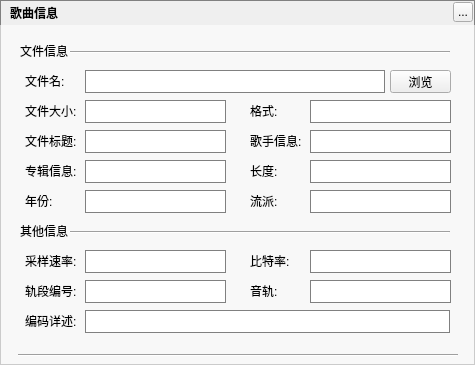
Old version of the form ui/toolsetswidget/musicfileinformationwidget.ui in the repository Greedysky/TTKMusicPlayer.
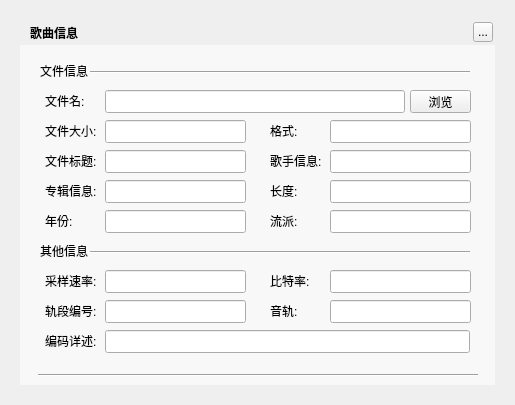
New version of the form.

Commit message: update the interface border shadow[125412]

What changed in the file:
```diff
--- a/ui/toolsetswidget/musicfileinformationwidget.ui
+++ b/ui/toolsetswidget/musicfileinformationwidget.ui
@@ -6,22 +6,18 @@
    <rect>
     <x>0</x>
     <y>0</y>
-    <width>475</width>
-    <height>365</height>
+    <width>515</width>
+    <height>405</height>
    </rect>
   </property>
   <property name="windowTitle">
    <string>MusicFileInformationWidget</string>
   </property>
-  <property name="styleSheet">
-   <string notr="true">#MusicFileInformationWidget{border:1px solid gray}
-QLineEdit{font-size:14px;color:#AAAAFF; font-weight:normal;border: 1px solid gray;}QLineEdit::hover{ border: 1px solid #AAAAFF;}</string>
-  </property>
   <widget class="QLabel" name="background">
    <property name="geometry">
     <rect>
-     <x>0</x>
-     <y>0</y>
+     <x>20</x>
+     <y>20</y>
      <width>475</width>
      <height>365</height>
     </rect>
@@ -33,8 +29,8 @@
   <widget class="QLabel" name="topTitleName">
    <property name="geometry">
     <rect>
-     <x>10</x>
-     <y>0</y>
+     <x>30</x>
+     <y>20</y>
      <width>100</width>
      <height>25</height>
     </rect>
@@ -49,8 +45,8 @@
   <widget class="QToolButton" name="topTitleCloseButton">
    <property name="geometry">
     <rect>
-     <x>453</x>
-     <y>2</y>
+     <x>473</x>
+     <y>22</y>
      <width>20</width>
      <height>20</height>
     </rect>
@@ -62,8 +58,8 @@
   <widget class="Line" name="line_2">
    <property name="geometry">
     <rect>
-     <x>70</x>
-     <y>50</y>
+     <x>90</x>
+     <y>70</y>
      <width>380</width>
      <height>5</height>
     </rect>
@@ -75,8 +71,8 @@
   <widget class="QLabel" name="label">
    <property name="geometry">
     <rect>
-     <x>20</x>
-     <y>45</y>
+     <x>40</x>
+     <y>65</y>
      <width>54</width>
      <height>12</height>
     </rect>
@@ -88,8 +84,8 @@
   <widget class="QLabel" name="label_2">
    <property name="geometry">
     <rect>
-     <x>25</x>
-     <y>75</y>
+     <x>45</x>
+     <y>95</y>
      <width>54</width>
      <height>12</height>
     </rect>
@@ -101,8 +97,8 @@
   <widget class="QLineEdit" name="filePathEdit">
    <property name="geometry">
     <rect>
-     <x>85</x>
-     <y>70</y>
+     <x>105</x>
+     <y>90</y>
      <width>300</width>
      <height>23</height>
     </rect>
@@ -117,8 +113,8 @@
   <widget class="QLabel" name="label_3">
    <property name="geometry">
     <rect>
-     <x>25</x>
-     <y>105</y>
+     <x>45</x>
+     <y>125</y>
      <width>54</width>
      <height>12</height>
     </rect>
@@ -130,8 +126,8 @@
   <widget class="QLineEdit" name="fileSizeEdit">
    <property name="geometry">
     <rect>
-     <x>85</x>
-     <y>100</y>
+     <x>105</x>
+     <y>120</y>
      <width>141</width>
      <height>23</height>
     </rect>
@@ -143,8 +139,8 @@
   <widget class="QPushButton" name="viewButton">
    <property name="geometry">
     <rect>
-     <x>390</x>
-     <y>70</y>
+     <x>410</x>
+     <y>90</y>
      <width>61</width>
      <height>23</height>
     </rect>
@@ -156,8 +152,8 @@
   <widget class="QLineEdit" name="fileFormatEdit">
    <property name="geometry">
     <rect>
-     <x>310</x>
-     <y>100</y>
+     <x>330</x>
+     <y>120</y>
      <width>141</width>
      <height>23</height>
     </rect>
@@ -169,8 +165,8 @@
   <widget class="QLabel" name="label_4">
    <property name="geometry">
     <rect>
-     <x>250</x>
-     <y>105</y>
+     <x>270</x>
+     <y>125</y>
      <width>54</width>
      <height>12</height>
     </rect>
@@ -182,8 +178,8 @@
   <widget class="QLabel" name="label_5">
    <property name="geometry">
     <rect>
-     <x>250</x>
-     <y>135</y>
+     <x>270</x>
+     <y>155</y>
      <width>54</width>
      <height>12</height>
     </rect>
@@ -195,8 +191,8 @@
   <widget class="QLineEdit" name="fileArtistEdit">
    <property name="geometry">
     <rect>
-     <x>310</x>
-     <y>130</y>
+     <x>330</x>
+     <y>150</y>
      <width>141</width>
      <height>23</height>
     </rect>
@@ -208,8 +204,8 @@
   <widget class="QLineEdit" name="fileTitleEdit">
    <property name="geometry">
     <rect>
-     <x>85</x>
-     <y>130</y>
+     <x>105</x>
+     <y>150</y>
      <width>141</width>
      <height>23</height>
     </rect>
@@ -221,8 +217,8 @@
   <widget class="QLabel" name="label_6">
    <property name="geometry">
     <rect>
-     <x>25</x>
-     <y>135</y>
+     <x>45</x>
+     <y>155</y>
      <width>54</width>
      <height>12</height>
     </rect>
@@ -234,8 +230,8 @@
   <widget class="QLabel" name="label_7">
    <property name="geometry">
     <rect>
-     <x>25</x>
-     <y>165</y>
+     <x>45</x>
+     <y>185</y>
      <width>54</width>
      <height>12</height>
     </rect>
@@ -247,8 +243,8 @@
   <widget class="QLineEdit" name="fileAlbumEdit">
    <property name="geometry">
     <rect>
-     <x>85</x>
-     <y>160</y>
+     <x>105</x>
+     <y>180</y>
      <width>141</width>
      <height>23</height>
     </rect>
@@ -260,8 +256,8 @@
   <widget class="QLabel" name="label_8">
    <property name="geometry">
     <rect>
-     <x>250</x>
-     <y>165</y>
+     <x>270</x>
+     <y>185</y>
      <width>54</width>
      <height>12</height>
     </rect>
@@ -273,8 +269,8 @@
   <widget class="QLineEdit" name="fileTimeEdit">
    <property name="geometry">
     <rect>
-     <x>310</x>
-     <y>160</y>
+     <x>330</x>
+     <y>180</y>
      <width>141</width>
      <height>23</height>
     </rect>
@@ -286,8 +282,8 @@
   <widget class="QLabel" name="label_9">
    <property name="geometry">
     <rect>
-     <x>250</x>
-     <y>195</y>
+     <x>270</x>
+     <y>215</y>
      <width>54</width>
      <height>12</height>
     </rect>
@@ -299,8 +295,8 @@
   <widget class="QLineEdit" name="fileGenreEdit">
    <property name="geometry">
     <rect>
-     <x>310</x>
-     <y>190</y>
+     <x>330</x>
+     <y>210</y>
      <width>141</width>
      <height>23</height>
     </rect>
@@ -312,8 +308,8 @@
   <widget class="QLabel" name="label_10">
    <property name="geometry">
     <rect>
-     <x>25</x>
-     <y>255</y>
+     <x>45</x>
+     <y>275</y>
      <width>54</width>
      <height>12</height>
     </rect>
@@ -325,8 +321,8 @@
   <widget class="QLabel" name="label_11">
    <property name="geometry">
     <rect>
-     <x>25</x>
-     <y>285</y>
+     <x>45</x>
+     <y>305</y>
      <width>54</width>
      <height>12</height>
     </rect>
@@ -338,8 +334,8 @@
   <widget class="QLineEdit" name="TrackNumEdit">
    <property name="geometry">
     <rect>
-     <x>85</x>
-     <y>280</y>
+     <x>105</x>
+     <y>300</y>
      <width>141</width>
      <height>23</height>
     </rect>
@@ -351,8 +347,8 @@
   <widget class="QLabel" name="label_12">
    <property name="geometry">
     <rect>
-     <x>250</x>
-     <y>285</y>
+     <x>270</x>
+     <y>305</y>
      <width>54</width>
      <height>12</height>
     </rect>
@@ -364,8 +360,8 @@
   <widget class="QLineEdit" name="SamplingRateEdit">
    <property name="geometry">
     <rect>
-     <x>85</x>
-     <y>250</y>
+     <x>105</x>
+     <y>270</y>
      <width>141</width>
      <height>23</height>
     </rect>
@@ -377,8 +373,8 @@
   <widget class="QLineEdit" name="ChannelNumberEdit">
    <property name="geometry">
     <rect>
-     <x>310</x>
-     <y>280</y>
+     <x>330</x>
+     <y>300</y>
      <width>141</width>
      <height>23</height>
     </rect>
@@ -390,8 +386,8 @@
   <widget class="QLineEdit" name="fileYearEdit">
    <property name="geometry">
     <rect>
-     <x>85</x>
-     <y>190</y>
+     <x>105</x>
+     <y>210</y>
      <width>141</width>
      <height>23</height>
     </rect>
@@ -403,8 +399,8 @@
   <widget class="QLabel" name="label_13">
    <property name="geometry">
     <rect>
-     <x>25</x>
-     <y>195</y>
+     <x>45</x>
+     <y>215</y>
      <width>54</width>
      <height>12</height>
     </rect>
@@ -416,8 +412,8 @@
   <widget class="QLabel" name="label_14">
    <property name="geometry">
     <rect>
-     <x>250</x>
-     <y>255</y>
+     <x>270</x>
+     <y>275</y>
      <width>54</width>
      <height>12</height>
     </rect>
@@ -429,8 +425,8 @@
   <widget class="QLineEdit" name="BitrateEdit">
    <property name="geometry">
     <rect>
-     <x>310</x>
-     <y>250</y>
+     <x>330</x>
+     <y>270</y>
      <width>141</width>
      <height>23</height>
     </rect>
@@ -442,8 +438,8 @@
   <widget class="QLabel" name="label_15">
    <property name="geometry">
     <rect>
-     <x>20</x>
-     <y>225</y>
+     <x>40</x>
+     <y>245</y>
      <width>54</width>
      <height>12</height>
     </rect>
@@ -455,8 +451,8 @@
   <widget class="Line" name="line_3">
    <property name="geometry">
     <rect>
-     <x>70</x>
-     <y>230</y>
+     <x>90</x>
+     <y>250</y>
      <width>380</width>
      <height>5</height>
     </rect>
@@ -468,8 +464,8 @@
   <widget class="QLabel" name="label_16">
    <property name="geometry">
     <rect>
-     <x>25</x>
-     <y>315</y>
+     <x>45</x>
+     <y>335</y>
      <width>54</width>
      <height>12</height>
     </rect>
@@ -481,8 +477,8 @@
   <widget class="QLineEdit" name="descriptionEdit">
    <property name="geometry">
     <rect>
-     <x>85</x>
-     <y>310</y>
+     <x>105</x>
+     <y>330</y>
      <width>365</width>
      <height>23</height>
     </rect>
@@ -497,8 +493,8 @@
   <widget class="Line" name="line_4">
    <property name="geometry">
     <rect>
-     <x>18</x>
-     <y>353</y>
+     <x>38</x>
+     <y>373</y>
      <width>440</width>
      <height>5</height>
     </rect>
@@ -510,8 +506,8 @@
   <widget class="QWidget" name="backgroundMask" native="true">
    <property name="geometry">
     <rect>
-     <x>0</x>
-     <y>25</y>
+     <x>20</x>
+     <y>45</y>
      <width>475</width>
      <height>340</height>
     </rect>
```
The commit also changes 3 other files.
